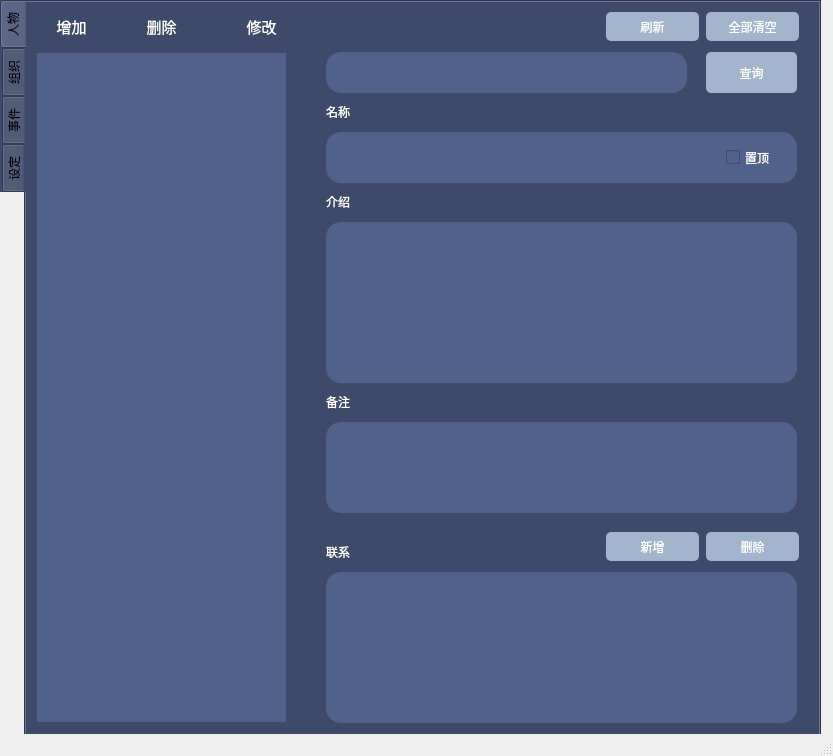
Old version of the form mainwindow.ui in the repository ZeroNatalie/novelHelper.
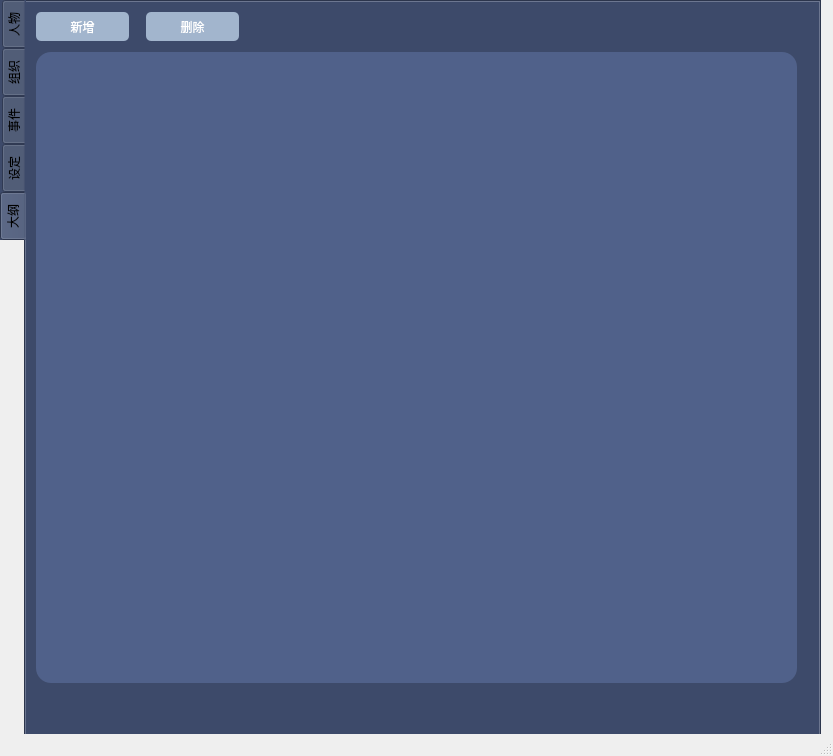
New version of the form. The open tabs and pages were chosen to show the change. Icons and pictures are not drawn.

Diff of the .ui file:
```diff
--- a/mainwindow.ui
+++ b/mainwindow.ui
@@ -1456,6 +1456,81 @@
       </property>
      </widget>
     </widget>
+    <widget class="QWidget" name="outline">
+     <attribute name="title">
+      <string>大纲</string>
+     </attribute>
+     <widget class="QTreeView" name="treeView">
+      <property name="geometry">
+       <rect>
+        <x>10</x>
+        <y>50</y>
+        <width>761</width>
+        <height>631</height>
+       </rect>
+      </property>
+      <property name="styleSheet">
+       <string notr="true">background-color: rgb(80, 97, 138);
+border-radius:15px;
+color: rgb(255, 255, 255);
+</string>
+      </property>
+     </widget>
+     <widget class="QPushButton" name="btnAddOutline">
+      <property name="geometry">
+       <rect>
+        <x>10</x>
+        <y>10</y>
+        <width>93</width>
+        <height>29</height>
+       </rect>
+      </property>
+      <property name="autoFillBackground">
+       <bool>false</bool>
+      </property>
+      <property name="styleSheet">
+       <string notr="true">background-color: rgb(162, 181, 205);
+color: rgb(255, 255, 255);
+border: 0px groove gary;
+border-radius:5px;
+selection-background-color: rgb(170, 255, 255);</string>
+      </property>
+      <property name="text">
+       <string>新增</string>
+      </property>
+      <property name="icon">
+       <iconset>
+        <normaloff>../../添加_ 通信_ 文件_ 文件_ 新的_ 加号图标(Add_ -ico_爱给网_aigei_com.ico</normaloff>../../添加_ 通信_ 文件_ 文件_ 新的_ 加号图标(Add_ -ico_爱给网_aigei_com.ico</iconset>
+      </property>
+     </widget>
+     <widget class="QPushButton" name="btnDeletePartyConnection_2">
+      <property name="geometry">
+       <rect>
+        <x>120</x>
+        <y>10</y>
+        <width>93</width>
+        <height>29</height>
+       </rect>
+      </property>
+      <property name="autoFillBackground">
+       <bool>false</bool>
+      </property>
+      <property name="styleSheet">
+       <string notr="true">background-color: rgb(162, 181, 205);
+color: rgb(255, 255, 255);
+border: 0px groove gary;
+border-radius:5px;
+selection-background-color: rgb(170, 255, 255);</string>
+      </property>
+      <property name="text">
+       <string>删除</string>
+      </property>
+      <property name="icon">
+       <iconset>
+        <normaloff>../../删除_ 取消_ 关闭_ 十字架_ 文件_ 减_ 删除图标(D-ico_爱给网_aigei_com.ico</normaloff>../../删除_ 取消_ 关闭_ 十字架_ 文件_ 减_ 删除图标(D-ico_爱给网_aigei_com.ico</iconset>
+      </property>
+     </widget>
+    </widget>
    </widget>
   </widget>
   <widget class="QStatusBar" name="statusbar"/>
```
